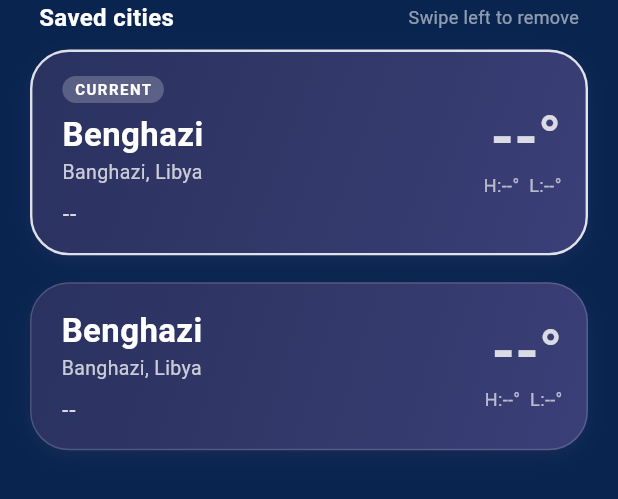
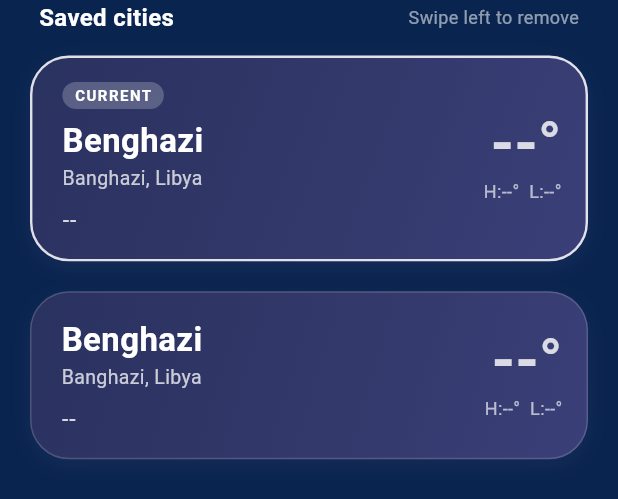
Before and after one commit to abdulrahman-saleh-cs/weather_app, a Flutter app: the SavedCitiesList widget shown alone on an empty page, opened directly with empty values, on a phone screen of 412 x 824 dp. Shown: the top 499 px of the screen. Run offline on Flutter 3.47's test engine with Material 3 defaults, Android fonts, the phone set to English and light mode, and no system bars; our stand-ins replace dartz, dio, equatable, flutter_bloc, get_it, internet_connection_checker_plus and 1 more; accounts and stored records are empty; network calls fail.

Commit message:
style(cities): update swipe-to-delete dismiss UI

```diff
--- a/lib/features/cities/presentation/pages/cities/widgets/saved_cities_list.dart
+++ b/lib/features/cities/presentation/pages/cities/widgets/saved_cities_list.dart
@@ -1,8 +1,8 @@
 import 'package:flutter/material.dart';
 import 'package:flutter_bloc/flutter_bloc.dart';
-import 'package:weather_app/core/core.dart';
 import '../../../manager/manager.dart';
 import 'saved_city_card.dart';
+import 'swipe_to_delete.dart';
 
 class SavedCitiesList extends StatelessWidget {
   const SavedCitiesList({super.key, required this.onCityChosen});
@@ -10,26 +10,25 @@ class SavedCitiesList extends StatelessWidget {
   /// Called after a city is chosen (the screen closes itself here).
   final VoidCallback onCityChosen;
 
-  /// Room around every card. It lives INSIDE the Dismissible, because a
-  /// Dismissible clips to its own box: without this room the card shadow is
-  /// cut off, and a swiped card vanishes before reaching the screen edge.
-  static const _slotPadding = EdgeInsets.fromLTRB(AppDimensions.p20, 6, AppDimensions.p20, 12);
-
   @override
   Widget build(BuildContext context) {
     return BlocBuilder<CitiesCubit, CitiesState>(
       builder: (context, state) {
         final canRemove = state.saved.length > 1;
         return ListView.builder(
-          padding: const EdgeInsets.only(bottom: 20),
+          padding: const EdgeInsets.only(bottom: 24),
           itemCount: state.saved.length + 1,
           itemBuilder: (context, index) {
             if (index == 0) return _ListHeader(showHint: canRemove);
 
             final city = state.saved[index - 1];
             final isSelected = city == state.selected;
-            final card = Padding(
-              padding: _slotPadding,
+
+            // The selected city cannot be removed, so it is not swipeable.
+            return SwipeToDelete(
+              key: ValueKey('${city.latitude},${city.longitude}'),
+              enabled: canRemove && !isSelected,
+              onDelete: () => context.read<CitiesCubit>().remove(city),
               child: SavedCityCard(
                 city: city,
                 weather: state.weather[city],
@@ -39,20 +38,6 @@ class SavedCitiesList extends StatelessWidget {
                   onCityChosen();
                 },
               ),
-            );
-
-            // The selected city cannot be swiped away.
-            if (isSelected || !canRemove) return card;
-
-            return Dismissible(
-              key: ValueKey('${city.latitude},${city.longitude}'),
-              direction: DismissDirection.endToStart,
-              background: const Padding(
-                padding: _slotPadding,
-                child: _DeleteBackground(),
-              ),
-              onDismissed: (_) => context.read<CitiesCubit>().remove(city),
-              child: card,
             );
           },
         );
@@ -67,7 +52,7 @@ class _ListHeader extends StatelessWidget {
 
   @override
   Widget build(BuildContext context) => Padding(
-        padding: const EdgeInsets.fromLTRB(26, 0, 26, 4),
+    padding: const EdgeInsets.fromLTRB(26, 0, 26, 8),
     child: Row(mainAxisAlignment: MainAxisAlignment.spaceBetween, children: [
       const Text('Saved cities', style: TextStyle(fontSize: 16, fontWeight: FontWeight.w600, color: Colors.white)),
       if (showHint)
@@ -75,18 +60,3 @@ class _ListHeader extends StatelessWidget {
     ]),
   );
 }
-
-class _DeleteBackground extends StatelessWidget {
-  const _DeleteBackground();
-
-  @override
-  Widget build(BuildContext context) => Container(
-        alignment: Alignment.centerRight,
-        padding: const EdgeInsets.only(right: 24),
-        decoration: BoxDecoration(
-          color: const Color(0xFFE5484D),
-          borderRadius: BorderRadius.circular(26),
-        ),
-        child: const Icon(Icons.delete_outline_rounded, color: Colors.white, size: 28),
-      );
-}
--- a/lib/features/cities/presentation/pages/cities/widgets/swipe_to_delete.dart
+++ b/lib/features/cities/presentation/pages/cities/widgets/swipe_to_delete.dart
@@ -1,49 +1,57 @@
+import 'dart:math' as math;
+
 import 'package:flutter/material.dart';
 import 'package:flutter/physics.dart';
 import 'package:flutter/services.dart';
 
-/// Swipe left to reveal a round delete button (spring-loaded), tap it and the
-/// item shrinks, fades and collapses so the items below glide up.
-///
-/// [spacing] is the gap below the item. It lives inside the collapsing area so
-/// the gap disappears smoothly too.
+
 class SwipeToDelete extends StatefulWidget {
   const SwipeToDelete({
     super.key,
     required this.child,
     required this.onDelete,
     this.enabled = true,
-    this.spacing = 12,
+    this.padding = const EdgeInsets.fromLTRB(20, 6, 20, 14),
   });
 
   final Widget child;
   final VoidCallback onDelete;
   final bool enabled;
-  final double spacing;
+  final EdgeInsets padding;
 
   @override
   State<SwipeToDelete> createState() => _SwipeToDeleteState();
 }
 
 class _SwipeToDeleteState extends State<SwipeToDelete> with TickerProviderStateMixin {
-  static const double _revealWidth = 84;
-  static const double _overshoot = 24;
+  static const double _actionWidth = 78;
+  static const double _actionGap = 16;
+  static const double _revealWidth = _actionWidth + _actionGap;
+  static const double _commitFraction = .55;
   static const double _flingVelocity = 400;
+  static const double _commitFlingVelocity = 1800;
+  static const double _actionRadius = 26;
   static const _spring = SpringDescription(mass: 1, stiffness: 320, damping: 28);
 
   late final AnimationController _slide = AnimationController.unbounded(vsync: this);
   late final AnimationController _exit =
-      AnimationController(vsync: this, duration: const Duration(milliseconds: 380));
+  AnimationController(vsync: this, duration: const Duration(milliseconds: 520));
 
-  late final Animation<double> _size =
-      Tween<double>(begin: 1, end: 0).chain(CurveTween(curve: Curves.easeInOutCubic)).animate(_exit);
   late final Animation<double> _fade =
-      Tween<double>(begin: 1, end: 0).chain(CurveTween(curve: const Interval(0, .6))).animate(_exit);
+  Tween<double>(begin: 1, end: 0).chain(CurveTween(curve: const Interval(0, .35))).animate(_exit);
   late final Animation<double> _scale =
-      Tween<double>(begin: 1, end: .92).chain(CurveTween(curve: const Interval(0, .6))).animate(_exit);
+  Tween<double>(begin: 1, end: .92).chain(CurveTween(curve: const Interval(0, .35))).animate(_exit);
+  late final Animation<double> _size = Tween<double>(begin: 1, end: 0)
+      .chain(CurveTween(curve: const Interval(.3, 1, curve: Curves.easeInOutCubic)))
+      .animate(_exit);
 
+  double _cardWidth = 0;
   bool _open = false;
   bool _pastHalf = false;
+  bool _armed = false;
+  bool _committing = false;
+
+  double get _commitDistance => math.max(_revealWidth * 1.4, _cardWidth * _commitFraction);
 
   @override
   void dispose() {
@@ -53,8 +61,9 @@ class _SwipeToDeleteState extends State<SwipeToDelete> with TickerProviderStateM
   }
 
   void _onDragUpdate(DragUpdateDetails details) {
+    if (_committing) return;
     if (_slide.isAnimating) _slide.stop();
-    final next = (_slide.value + details.delta.dx).clamp(-_revealWidth - _overshoot, 0.0).toDouble();
+    final next = (_slide.value + details.delta.dx).clamp(-_cardWidth, 0.0).toDouble();
     _slide.value = next;
 
     final pastHalf = next < -_revealWidth / 2;
@@ -62,15 +71,30 @@ class _SwipeToDeleteState extends State<SwipeToDelete> with TickerProviderStateM
       _pastHalf = pastHalf;
       HapticFeedback.selectionClick();
     }
+
+    final armed = next <= -_commitDistance;
+    if (armed != _armed) {
+      _armed = armed;
+      HapticFeedback.mediumImpact();
+    }
   }
 
   void _onDragEnd(DragEndDetails details) {
+    if (_committing) return;
     final velocity = details.velocity.pixelsPerSecond.dx;
+
+    final hardFling = velocity < -_commitFlingVelocity && _slide.value < -_revealWidth;
+    if (_slide.value <= -_commitDistance || hardFling) {
+      _commit();
+      return;
+    }
+
     final open = velocity < -_flingVelocity
         ? true
         : velocity > _flingVelocity
         ? false
         : _slide.value < -_revealWidth / 2;
+    _armed = false;
     _snapTo(open, velocity: velocity);
   }
 
@@ -79,6 +103,12 @@ class _SwipeToDeleteState extends State<SwipeToDelete> with TickerProviderStateM
     _slide.animateWith(
       SpringSimulation(_spring, _slide.value, open ? -_revealWidth : 0, velocity),
     );
+  }
+
+  Future<void> _commit() async {
+    setState(() => _committing = true);
+    await _slide.animateTo(-_cardWidth, duration: const Duration(milliseconds: 180), curve: Curves.easeOut);
+    if (mounted) await _delete();
   }
 
   Future<void> _delete() async {
@@ -90,11 +120,11 @@ class _SwipeToDeleteState extends State<SwipeToDelete> with TickerProviderStateM
   @override
   Widget build(BuildContext context) {
     if (!widget.enabled) {
-      return Padding(padding: EdgeInsets.only(bottom: widget.spacing), child: widget.child);
+      return Padding(padding: widget.padding, child: widget.child);
     }
 
     return AbsorbPointer(
-      absorbing: _exit.isAnimating || _exit.isCompleted,
+      absorbing: _committing || _exit.isAnimating || _exit.isCompleted,
       child: SizeTransition(
         sizeFactor: _size,
         axisAlignment: -1,
@@ -103,40 +133,44 @@ class _SwipeToDeleteState extends State<SwipeToDelete> with TickerProviderStateM
           child: ScaleTransition(
             scale: _scale,
             child: Padding(
-              padding: EdgeInsets.only(bottom: widget.spacing),
-              child: AnimatedBuilder(
+              padding: widget.padding,
+              child: LayoutBuilder(
+                builder: (context, constraints) {
+                  _cardWidth = constraints.maxWidth;
+                  return AnimatedBuilder(
                     animation: _slide,
                     builder: (context, _) {
                       final dx = _slide.value;
                       final progress = (-dx / _revealWidth).clamp(0.0, 1.0);
+                      final blockWidth = dx < -_revealWidth ? -dx - _actionGap : _actionWidth;
                       return GestureDetector(
                         onHorizontalDragUpdate: _onDragUpdate,
                         onHorizontalDragEnd: _onDragEnd,
                         child: Stack(children: [
-                      Positioned.fill(
-                        child: Align(
-                          alignment: Alignment.centerRight,
-                          child: Padding(
-                            padding: const EdgeInsets.only(right: 16),
+                          Positioned(
+                            top: 0,
+                            bottom: 0,
+                            right: 0,
+                            width: math.max(_actionWidth, blockWidth),
                             child: Opacity(
                               opacity: progress,
                               child: Transform.scale(
-                                scale: .6 + .4 * progress,
-                                child: _DeleteButton(onTap: _delete),
-                              ),
-                            ),
+                                scale: .9 + .1 * progress,
+                                alignment: Alignment.centerRight,
+                                child: _DeleteAction(armed: dx <= -_commitDistance, onTap: _delete),
                               ),
                             ),
                           ),
                           Transform.translate(
                             offset: Offset(dx, 0),
-                        // While open, a tap anywhere on the card closes it.
                             child: GestureDetector(
                               onTap: _open ? () => _snapTo(false) : null,
                               child: AbsorbPointer(absorbing: _open, child: widget.child),
                             ),
                           ),
                         ]),
+                      );
+                    },
                   );
                 },
               ),
@@ -148,28 +182,47 @@ class _SwipeToDeleteState extends State<SwipeToDelete> with TickerProviderStateM
   }
 }
 
-class _DeleteButton extends StatelessWidget {
-  const _DeleteButton({required this.onTap});
+class _DeleteAction extends StatefulWidget {
+  const _DeleteAction({required this.armed, required this.onTap});
+
+  final bool armed;
   final VoidCallback onTap;
 
   @override
+  State<_DeleteAction> createState() => _DeleteActionState();
+}
+
+class _DeleteActionState extends State<_DeleteAction> {
+  bool _pressed = false;
+
+  void _setPressed(bool value) => setState(() => _pressed = value);
+
+  @override
   Widget build(BuildContext context) => GestureDetector(
-        onTap: onTap,
+    onTapDown: (_) => _setPressed(true),
+    onTapUp: (_) => _setPressed(false),
+    onTapCancel: () => _setPressed(false),
+    onTap: widget.onTap,
+    child: AnimatedScale(
+      scale: _pressed ? .93 : 1,
+      duration: const Duration(milliseconds: 90),
+      curve: Curves.easeOut,
       child: Container(
-          width: 52,
-          height: 52,
+        alignment: Alignment.center,
         decoration: BoxDecoration(
-            shape: BoxShape.circle,
-            color: const Color(0xFFE5484D),
-            boxShadow: [
-              BoxShadow(
-                color: const Color(0xFFE5484D).withValues(alpha: .45),
-                blurRadius: 16,
-                offset: const Offset(0, 6),
+          color: widget.armed ? const Color(0xFFF0383E) : const Color(0xFFE5484D),
+          borderRadius: BorderRadius.circular(_SwipeToDeleteState._actionRadius),
         ),
-            ],
+        child: AnimatedScale(
+          scale: widget.armed ? 1.15 : 1,
+          duration: const Duration(milliseconds: 150),
+          curve: Curves.easeOutBack,
+          child: const Text(
+            'Delete',
+            style: TextStyle(fontSize: 14, fontWeight: FontWeight.w700, color: Colors.white),
           ),
-          child: const Icon(Icons.delete_outline_rounded, color: Colors.white, size: 26),
+        ),
+      ),
     ),
   );
 }
```
Lines whose indentation alone changed are shown as unchanged.
